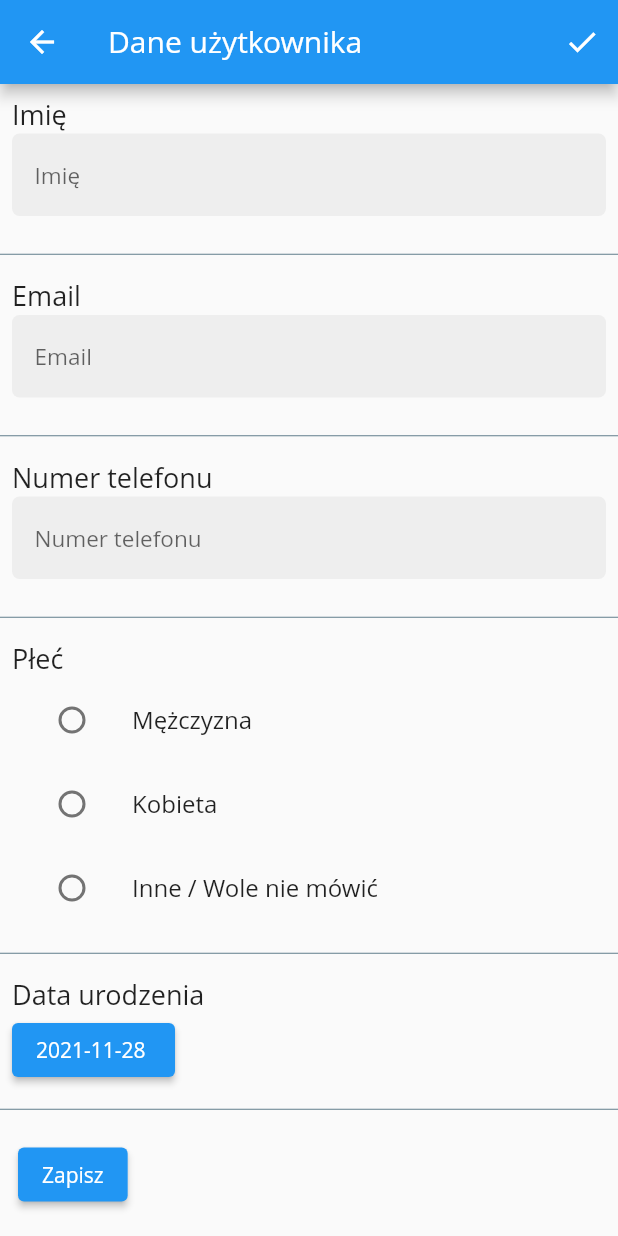
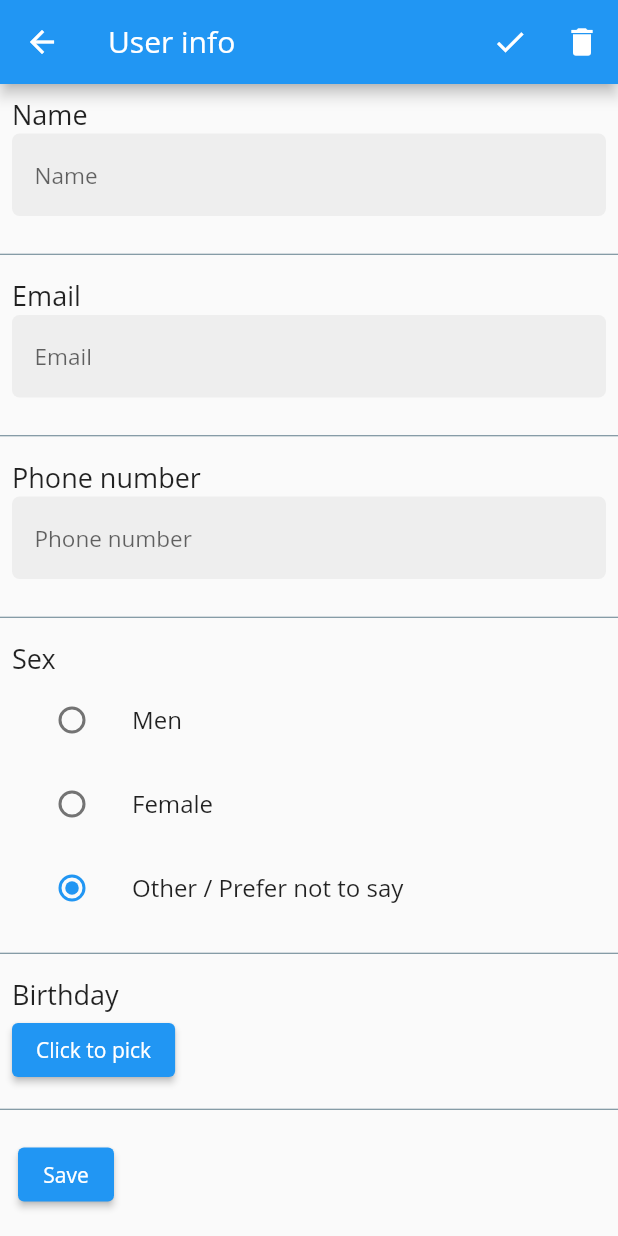
Before and after one commit to Luvkitri/alergen-frontend, a Flutter app: the UserInfoFormView screen opened directly, after a tap on the "done" icon, on a phone screen of 412 x 824 dp. Run offline on Flutter 3.47's test engine with Material 2 defaults, Android fonts, the phone set to English and light mode, and no system bars; our stand-ins replace flutter_secure_storage, get_it, stacked; missing offline and left inert: flutter_barcode_scanner; accounts and stored records are empty; network calls fail; Roboto replaces fonts that are missing (Open Sans).

Commit message:
start view created, auth service fixed

```diff
--- a/lib/constants/route_names.dart
+++ b/lib/constants/route_names.dart
@@ -3,3 +3,4 @@ const String loginViewRoute = "LoginView";
 const String exampleRoute = "ExampleView";
 const String scannerRoute = "ScannerView";
 const String userInfoFormViewRoute = "UserInfoFormViewRoute";
+const String startUpViewRoute = "startUpViewRoute";
--- a/lib/models/user_model.dart
+++ b/lib/models/user_model.dart
@@ -11,9 +11,19 @@ class User {
 
   User.fromData(Map<String, dynamic> json)
       : id = json['id'],
-        birthday = json['birthday'],
+        birthday = json['birthday'] != null ? DateTime.parse(json['birthday']) : null,
         name = json['name'],
         email = json['email'],
         sex = json['sex'],
-        phoneNumber = json['phoneNumber'];
+        phoneNumber = json['phone_number'];
+
+  Map<String, dynamic> toJson() {
+    return {
+      'birthday': birthday?.toString(),
+      'name': name,
+      'email': email,
+      'sex': sex,
+      'phone_number': phoneNumber,
+    };
+  }
 }
--- a/lib/services/auth_service.dart
+++ b/lib/services/auth_service.dart
@@ -4,15 +4,14 @@ import 'package:frontend/models/user_model.dart';
 import 'package:http/http.dart' as http;
 
 class AuthService {
-  String urlS = 'http://10.0.2.2:8000';
-  var url = Uri.parse('http://10.0.2.2:8000'); // ustawić dla swojego urządzenia
+  String urlS = 'http://10.0.2.2:8000/api/v1';
 
   User? user;
 
   Future<String?> getNewUserID() async {
-    var resp = await http.get(url);
+    var resp = await http.get(Uri.parse(urlS + '/users/init'));
     if (resp.statusCode == 200) {
-      String userid = jsonDecode(resp.body)['userid'];
+      String userid = jsonDecode(resp.body);
       user = User(userid);
       return userid;
     } else {
@@ -21,14 +20,41 @@ class AuthService {
   }
 
   Future getUser(String userid) async {
-    var resp = await http.get(Uri.parse(urlS + '/users/get/' + userid));
+    var resp = await http.get(
+      Uri.parse(urlS + '/users/' + userid),
+    );
     if (resp.statusCode == 200) {
       var userResp = jsonDecode(resp.body);
-      String userid = userResp['userid'];
+      String userid = userResp['id'];
       user = User.fromData(userResp);
       return userid;
     } else {
       return null;
     }
   }
+
+  Future<bool> updateUser(User user) async {
+    var resp = await http.put(Uri.parse(urlS + '/users/' + user.id),
+        body: jsonEncode(user.toJson()),
+        headers: {
+          'Content-Type': 'application/json; charset=UTF-8',
+        });
+    if (resp.statusCode == 200) {
+      this.user = user;
+      return true;
+    } else {
+      return false;
+    }
+  }
+
+  Future<bool> deleteUser() async {
+    var resp = await http.delete(
+      Uri.parse(urlS + '/users/' + user!.id),
+    );
+    if (resp.statusCode == 204) {
+      return true;
+    } else {
+      return false;
+    }
+  }
 }
--- a/lib/ui/router.dart
+++ b/lib/ui/router.dart
@@ -3,6 +3,7 @@ import 'package:frontend/constants/route_names.dart';
 import 'package:frontend/ui/views/example_view.dart';
 import 'package:frontend/ui/views/home_view.dart';
 import 'package:frontend/ui/views/scanner_view.dart';
+import 'package:frontend/ui/views/start_up_view.dart';
 import 'package:frontend/ui/views/user_info_form_view.dart';
 
 Route<dynamic> generateRoute(RouteSettings settings) {
@@ -27,6 +28,11 @@ Route<dynamic> generateRoute(RouteSettings settings) {
         settings.name!,
         const UserInfoFormView(),
       );
+    case startUpViewRoute:
+      return _getPageRoute(
+        settings.name!,
+        const StartUpView(),
+      );
     default:
       return MaterialPageRoute(
           builder: (_) => Scaffold(
--- a/lib/ui/views/user_info_form_view.dart
+++ b/lib/ui/views/user_info_form_view.dart
@@ -16,20 +16,27 @@ class UserInfoFormView extends StatelessWidget {
       },
       builder: (context, model, child) => Scaffold(
         appBar: AppBar(
-          title: const Text("Dane użytkownika"),
+          title: const Text("User info"),
           actions: [
-            IconButton(onPressed: model.save, icon: const Icon(Icons.done))
+            IconButton(
+              onPressed: model.save,
+              icon: const Icon(Icons.done),
+            ),
+            IconButton(
+              onPressed: model.deleteUser,
+              icon: const Icon(Icons.delete),
+            ),
           ],
         ),
         body: SingleChildScrollView(
           child: Column(
             crossAxisAlignment: CrossAxisAlignment.start,
             children: [
-              userInfoFormField('Imię', model.nameController),
+              userInfoFormField('Name', model.nameController),
               smallSpacedDivider,
               userInfoFormField('Email', model.emailController),
               smallSpacedDivider,
-              userInfoFormField('Numer telefonu', model.phoneNumberController),
+              userInfoFormField('Phone number', model.phoneNumberController),
               smallSpacedDivider,
               userInfoSexSelector(model),
               smallSpacedDivider,
@@ -38,7 +45,7 @@ class UserInfoFormView extends StatelessWidget {
               Padding(
                 padding: const EdgeInsets.all(12.0),
                 child: ElevatedButton(
-                    onPressed: model.save, child: const Text('Zapisz')),
+                    onPressed: model.save, child: const Text('Save')),
               )
             ],
           ),
@@ -54,14 +61,14 @@ class UserInfoFormView extends StatelessWidget {
         crossAxisAlignment: CrossAxisAlignment.start,
         mainAxisAlignment: MainAxisAlignment.start,
         children: [
-          const Text('Data urodzenia', style: TextStyle(fontSize: 18)),
+          const Text('Birthday', style: TextStyle(fontSize: 18)),
           ElevatedButton(
               onPressed: () {
                 model.showBirthdayPicker(context);
               },
               child: Text(model.selectedDate != null
                   ? model.selectedDate.toString().substring(0, 11)
-                  : 'Klinij by wybrać'))
+                  : 'Click to pick'))
         ],
       ),
     );
@@ -90,9 +97,9 @@ class UserInfoFormView extends StatelessWidget {
         mainAxisAlignment: MainAxisAlignment.start,
         crossAxisAlignment: CrossAxisAlignment.start,
         children: [
-          const Text('Płeć', style: TextStyle(fontSize: 18)),
+          const Text('Sex', style: TextStyle(fontSize: 18)),
           ListTile(
-            title: const Text("Mężczyzna"),
+            title: const Text("Men"),
             leading: Radio(
               value: 'M',
               groupValue: model.groupValue,
@@ -101,7 +108,7 @@ class UserInfoFormView extends StatelessWidget {
             ),
           ),
           ListTile(
-            title: const Text("Kobieta"),
+            title: const Text("Female"),
             leading: Radio(
               value: 'F',
               groupValue: model.groupValue,
@@ -110,7 +117,7 @@ class UserInfoFormView extends StatelessWidget {
             ),
           ),
           ListTile(
-            title: const Text("Inne / Wole nie mówić"),
+            title: const Text("Other / Prefer not to say"),
             leading: Radio(
               value: 'X',
               groupValue: model.groupValue,
--- a/lib/viewmodels/user_info_form_view_model.dart
+++ b/lib/viewmodels/user_info_form_view_model.dart
@@ -1,5 +1,6 @@
 import 'package:flutter/cupertino.dart';
 import 'package:flutter/material.dart';
+import 'package:flutter_secure_storage/flutter_secure_storage.dart';
 import 'package:frontend/constants/route_names.dart';
 import 'package:frontend/models/user_model.dart';
 import 'package:frontend/services/auth_service.dart';
@@ -22,7 +23,6 @@ class UserInfoFromViewModel extends BaseModel {
 
   void init() {
     User user = _authService.user ?? User('ERROR');
-    print(user.id);
     nameController.text = user.name ?? '';
     emailController.text = user.email ?? '';
     phoneNumberController.text = user.phoneNumber ?? '';
@@ -34,16 +34,45 @@ class UserInfoFromViewModel extends BaseModel {
   Future save() async {
     if (_authService.user == null) {
       await _dialogService.showDialog(title: 'Error occured');
-      //return;
+      return;
     }
-    String id = 'ERROR'; //_authService.user!.id;
-    _authService.user = User(id,
+    String id = _authService.user!.id;
+    var user = User(id,
         birthday: selectedDate,
         email: emailController.text,
         name: nameController.text,
         phoneNumber: phoneNumberController.text,
         sex: groupValue);
+    bool resp = await _authService.updateUser(user);
+    if (!resp) {
+      await _dialogService.showDialog(title: 'Error occured');
+      return;
+    }
     await _navigationService.popAndNavigateTo(homeViewRoute);
+  }
+
+  Future deleteUser() async {
+    if (_authService.user == null) {
+      await _dialogService.showDialog(title: 'Error occured');
+      return;
+    }
+    var confirmed = await _dialogService.showConfirmationDialog(
+        title: 'Delete account?',
+        description: 'Are you sure to delete your account?');
+    if (!confirmed.confirmed) {
+      return;
+    }
+    var resp = await _authService.deleteUser();
+    if (resp == false) {
+      await _dialogService.showDialog(title: 'Error occured');
+      return;
+    }
+    const storage = FlutterSecureStorage();
+    await storage.delete(key: "USER_ID");
+    _navigationService.popUntilHomeView();
+    _navigationService.pop();
+    _navigationService.navigateTo(startUpViewRoute);
+
   }
 
   void setUsersSex(String? value) {
@@ -54,14 +83,14 @@ class UserInfoFromViewModel extends BaseModel {
   void showBirthdayPicker(BuildContext context) async {
     DateTime? picked = await showDatePicker(
       context: context,
-      cancelText: 'Anuluj',
-      helpText: 'Wybierz datę',
+      cancelText: 'Cancel',
+      helpText: 'Pick date',
 
       initialDate: DateTime.now(), // Refer step 1
       firstDate: DateTime(1900),
       lastDate: DateTime.now(),
     );
-    selectedDate = picked;
+    selectedDate = picked ?? selectedDate;
     notifyListeners();
   }
 }
```
Also changed, not shown: lib/ui/views/start_up_view.dart (+21 -2 lines), lib/viewmodels/start_up_view_model.dart (+18 -14 lines), 1 other file.
